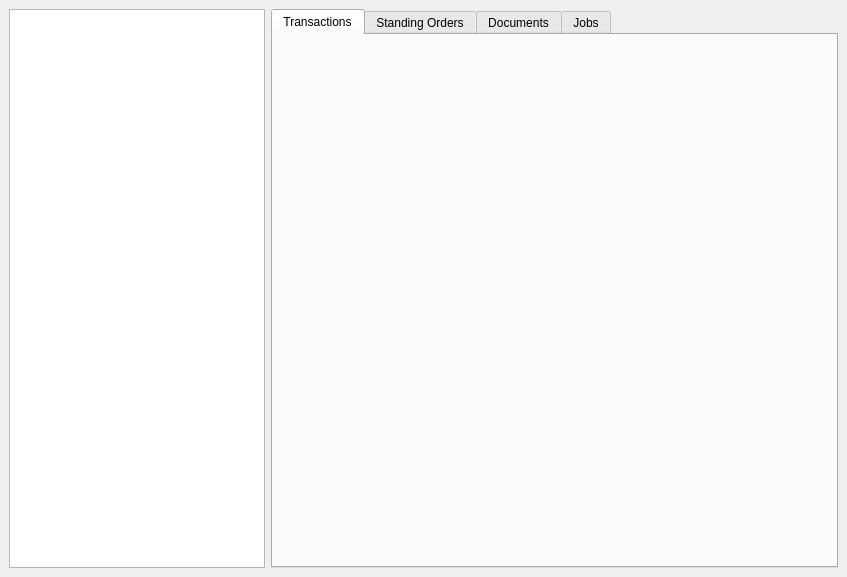
Before: the Qt Designer form src/ui/AppCentralWidget.ui in chmmou/olbaflinx, drawn with Qt 5.
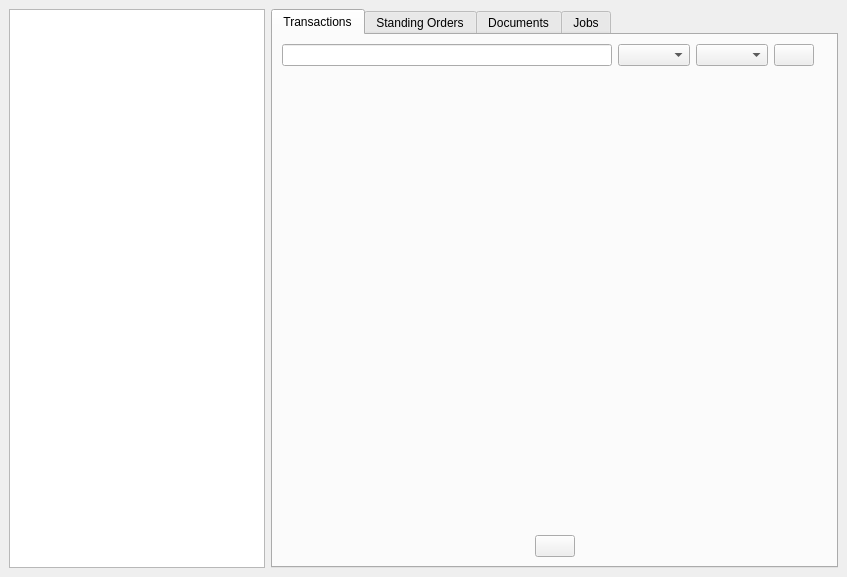
After: the same form once the commit is applied. The open tabs and pages were chosen to show the change.

Commit message: Let the user narrow the transactions of an account

```diff
--- a/src/ui/AppCentralWidget.ui
+++ b/src/ui/AppCentralWidget.ui
@@ -145,6 +145,31 @@
            <property name="bottomMargin">
             <number>0</number>
            </property>
+           <item>
+            <widget class="QWidget" name="widgetTransactionFilter" native="true">
+             <layout class="QHBoxLayout" name="transactionFilterLayout">
+              <item>
+               <widget class="QLineEdit" name="lineEditTransactionSearch">
+                <property name="clearButtonEnabled">
+                 <bool>true</bool>
+                </property>
+               </widget>
+              </item>
+              <item>
+               <widget class="QComboBox" name="comboBoxTransactionPeriod"/>
+              </item>
+              <item>
+               <widget class="QComboBox" name="comboBoxTransactionDirection"/>
+              </item>
+              <item>
+               <widget class="QPushButton" name="pushButtonTransactionFilterReset"/>
+              </item>
+              <item>
+               <widget class="QLabel" name="labelTransactionCount"/>
+              </item>
+             </layout>
+            </widget>
+           </item>
            <item>
             <widget class="QStackedWidget" name="stackedWidgetTransactions">
              <property name="currentIndex">
@@ -201,6 +226,39 @@
                  </property>
                 </widget>
                </item>
+               <item>
+                <layout class="QHBoxLayout" name="transactionsNoticeButtonLayout">
+                 <item>
+                  <spacer name="transactionsNoticeSpacerLeft">
+                   <property name="orientation">
+                    <enum>Qt::Orientation::Horizontal</enum>
+                   </property>
+                   <property name="sizeHint" stdset="0">
+                    <size>
+                     <width>0</width>
+                     <height>0</height>
+                    </size>
+                   </property>
+                  </spacer>
+                 </item>
+                 <item>
+                  <widget class="QPushButton" name="pushButtonTransactionsNoticeReset"/>
+                 </item>
+                 <item>
+                  <spacer name="transactionsNoticeSpacerRight">
+                   <property name="orientation">
+                    <enum>Qt::Orientation::Horizontal</enum>
+                   </property>
+                   <property name="sizeHint" stdset="0">
+                    <size>
+                     <width>0</width>
+                     <height>0</height>
+                    </size>
+                   </property>
+                  </spacer>
+                 </item>
+                </layout>
+               </item>
               </layout>
              </widget>
             </widget>
```
The commit also changes 11 other files.
